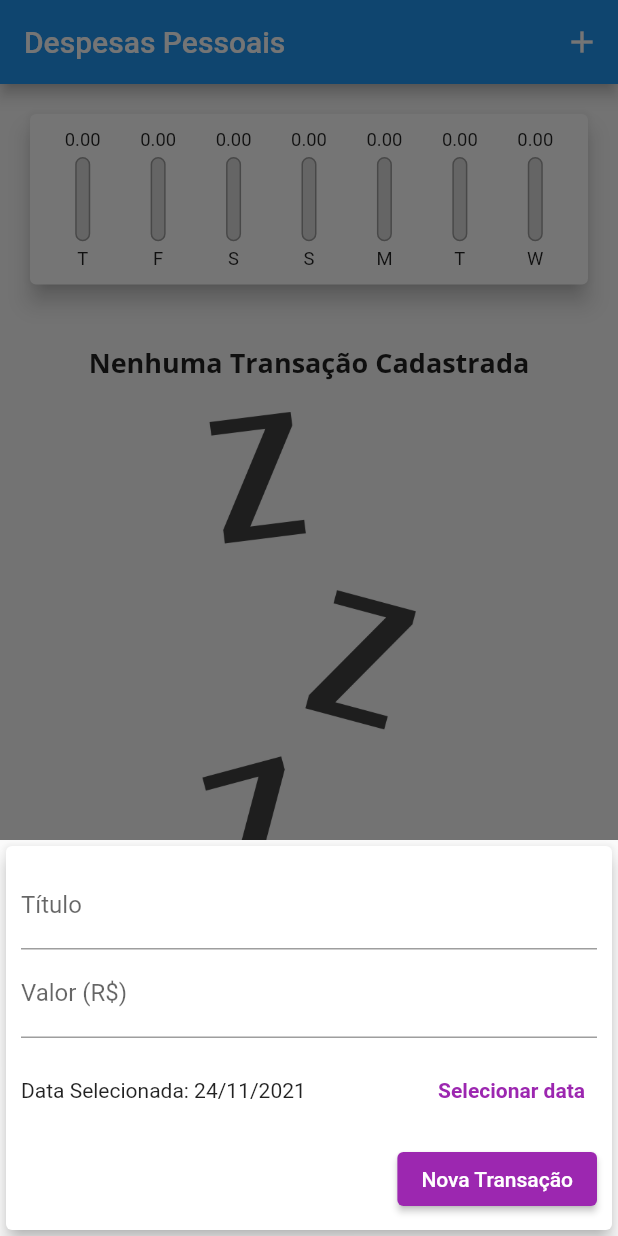
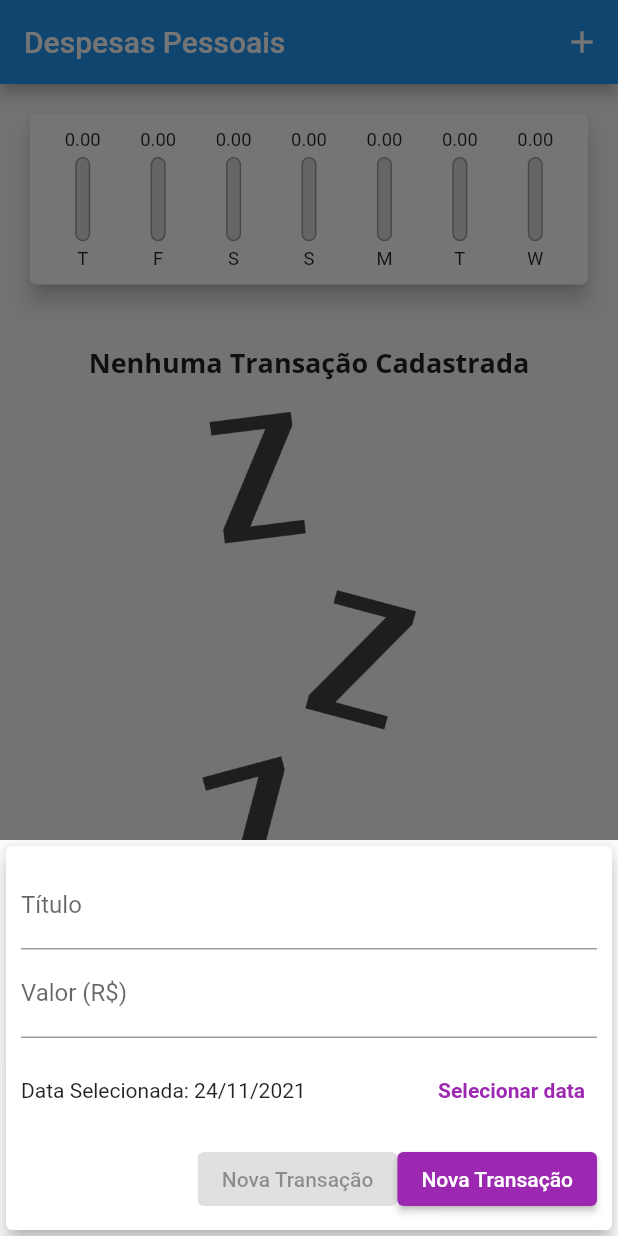
Before and after one commit to rudatorquato/Expenses, a Flutter app: the screen it shows after launch, after a tap on the "add" icon, on a phone screen of 412 x 824 dp. Run offline on Flutter 3.47's test engine with Material 2 defaults, Android fonts, the phone set to English and light mode, and no system bars; our stand-ins replace google_fonts.

Commit message:
Botão adaptativo

```diff
--- /dev/null
+++ b/lib/home/widgets/adaptative_button/adaptative_button_widget.dart
@@ -0,0 +1,39 @@
+import 'dart:io';
+import 'package:flutter/cupertino.dart';
+import 'package:flutter/material.dart';
+
+class AdaptativeButton extends StatelessWidget {
+  final String label;
+  final Function onPressed;
+
+  const AdaptativeButton({
+    Key? key,
+    required this.label,
+    required this.onPressed,
+  }) : super(key: key);
+
+  @override
+  Widget build(BuildContext context) {
+    return Platform.isIOS
+        ? CupertinoButton(
+            child: Text(label),
+            onPressed: onPressed(),
+            color: Theme.of(context).primaryColor,
+            padding: EdgeInsets.symmetric(
+              horizontal: 20,
+            ),
+          )
+        : ElevatedButton(
+            style: ElevatedButton.styleFrom(
+              primary: Theme.of(context)
+                  .primaryColor, //change background color of button
+              onPrimary: Theme.of(context)
+                  .textTheme
+                  .button!
+                  .color, //change text color of button
+            ),
+            child: Text(label),
+            onPressed: onPressed(),
+          );
+  }
+}
--- a/lib/home/widgets/form/transaction_form_widget.dart
+++ b/lib/home/widgets/form/transaction_form_widget.dart
@@ -1,5 +1,6 @@
 import 'package:flutter/material.dart';
 import 'package:intl/intl.dart';
+import '../adaptative_button/adaptative_button_widget.dart';
 
 class TransactionForm extends StatefulWidget {
   final void Function(String, double, DateTime) onSubmit;
@@ -117,6 +118,10 @@ class _TransactionFormState extends State<TransactionForm> {
               Row(
                 mainAxisAlignment: MainAxisAlignment.end,
                 children: [
+                  AdaptativeButton(
+                    label: 'Nova Transação',
+                    onPressed: _submitForm,
+                  ),
                   ElevatedButton(
                     onPressed: _submitForm,
                     style: ElevatedButton.styleFrom(
```
